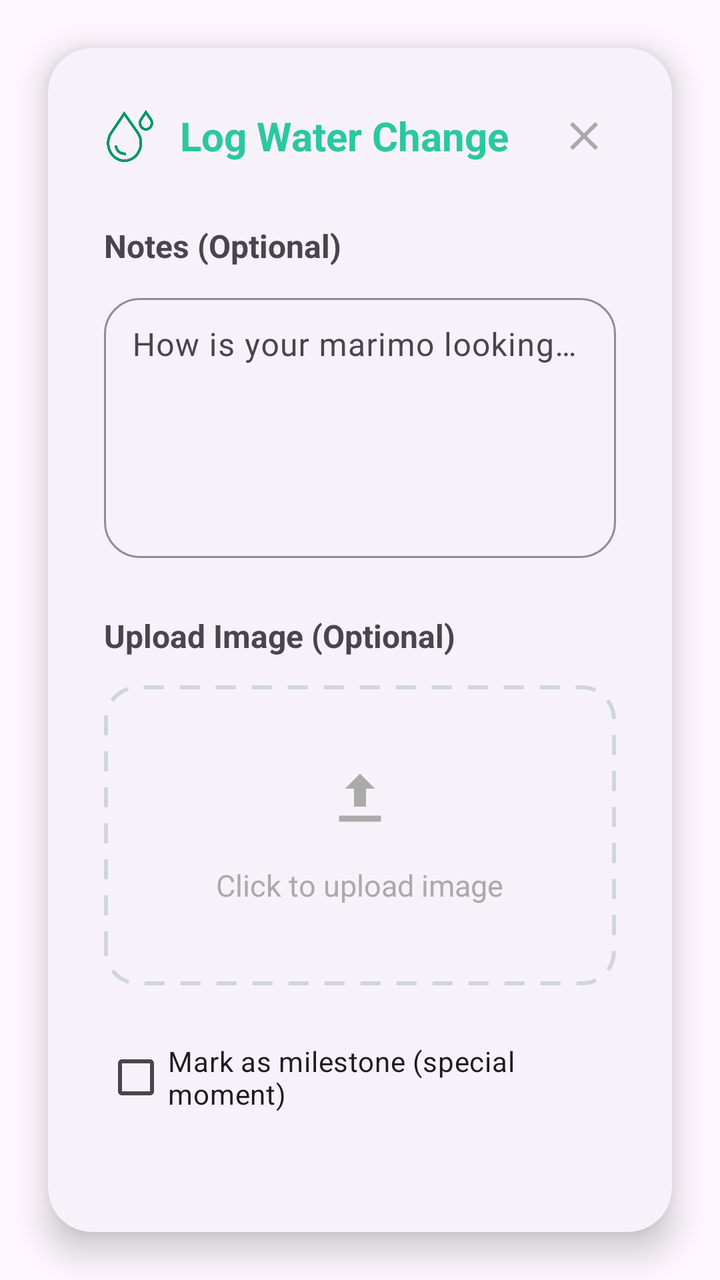
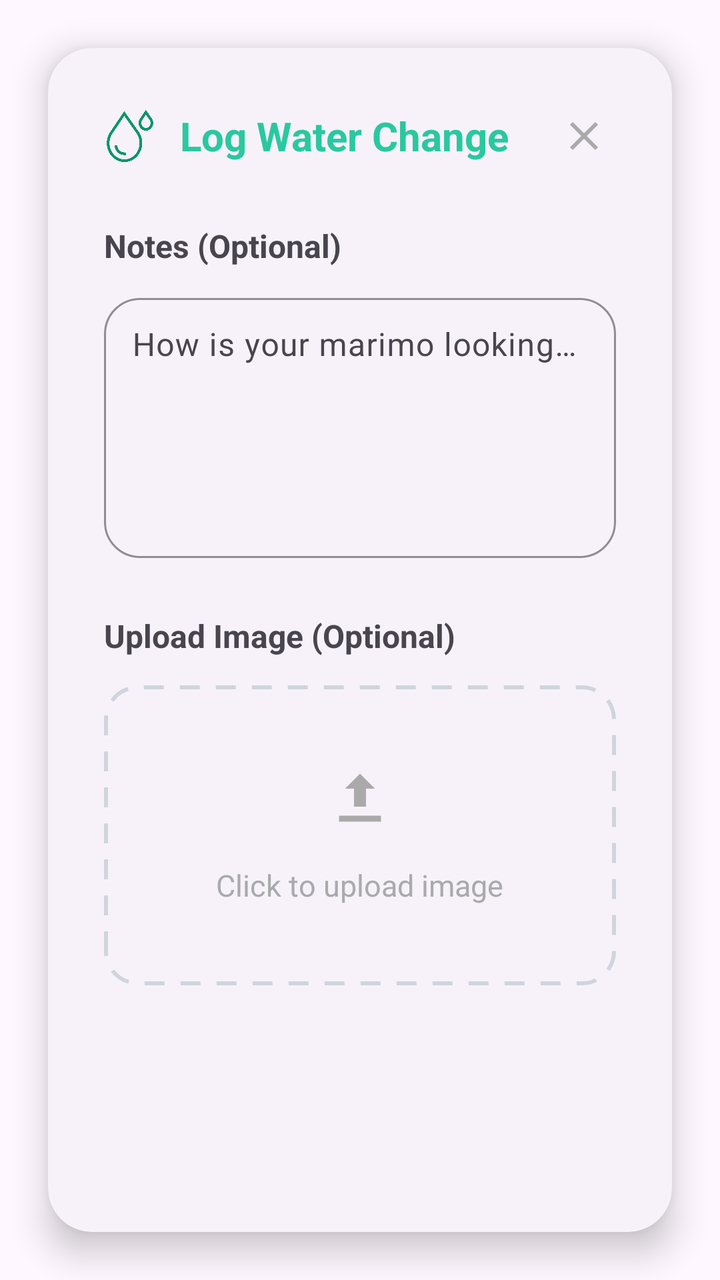

An Android layout rendered at two revisions. The XML below is the earlier revision; the diff shows what the commit changed to produce the second picture.
<!-- AndroidManifest.xml: application theme Theme.MarimoCare -->
<!-- res/layout/dialog_log_water_change.xml -->
<?xml version="1.0" encoding="utf-8"?>
<FrameLayout
    xmlns:android="http://schemas.android.com/apk/res/android"
    xmlns:app="http://schemas.android.com/apk/res-auto"
    android:layout_width="match_parent"
    android:layout_height="wrap_content">

    <com.google.android.material.card.MaterialCardView
        android:layout_width="match_parent"
        android:layout_height="wrap_content"
        android:layout_margin="24dp"
        android:padding="28dp"
        app:cardCornerRadius="22dp"
        app:cardElevation="10dp">

        <LinearLayout
            android:layout_width="match_parent"
            android:layout_height="wrap_content"
            android:orientation="vertical"
            android:paddingStart="28dp"
            android:paddingEnd="28dp"
            android:paddingTop="28dp"
            android:paddingBottom="24dp">

            
            <LinearLayout
                android:layout_width="match_parent"
                android:layout_height="wrap_content"
                android:orientation="horizontal"
                android:gravity="center_vertical">

                <ImageView
                    android:layout_width="26dp"
                    android:layout_height="26dp"
                    android:contentDescription="@string/img"
                    android:src="@drawable/ic_water_drop_green"
                    />

                <TextView
                    android:layout_width="0dp"
                    android:layout_height="wrap_content"
                    android:layout_weight="1"
                    android:layout_marginStart="12dp"
                    android:text="@string/log_water_change"
                    android:textSize="20sp"
                    android:textStyle="bold"
                    android:textColor="?attr/colorPrimary"/>

                <ImageButton
                    android:id="@+id/btnClose"
                    android:layout_width="32dp"
                    android:layout_height="32dp"
                    android:background="?attr/selectableItemBackgroundBorderless"
                    android:src="@drawable/ic_close_24"
                    android:contentDescription="@string/img"
                    app:tint="@android:color/darker_gray"/>
            </LinearLayout>

            
            <Space
                android:layout_width="match_parent"
                android:layout_height="28dp"/>

            
            <TextView
                android:text="@string/log_notes_optional"
                android:textSize="16sp"
                android:textStyle="bold"
                android:layout_width="wrap_content"
                android:layout_height="wrap_content"/>

            <Space android:layout_width="match_parent"
                android:layout_height="10dp"/>

            <com.google.android.material.textfield.TextInputLayout
                android:layout_width="match_parent"
                android:layout_height="wrap_content"
                app:boxBackgroundMode="outline"
                app:boxCornerRadiusTopStart="18dp"
                app:boxCornerRadiusTopEnd="18dp"
                app:boxCornerRadiusBottomStart="18dp"
                app:boxCornerRadiusBottomEnd="18dp">

                <com.google.android.material.textfield.TextInputEditText
                    android:id="@+id/etNotes"
                    android:layout_width="match_parent"
                    android:layout_height="130dp"
                    android:gravity="top"
                    android:padding="14dp"
                    android:hint="@string/how_is_your_marimo_looking_any_observations"
                    android:inputType="textMultiLine"/>
            </com.google.android.material.textfield.TextInputLayout>

            <Space android:layout_width="match_parent" android:layout_height="28dp"/>

            
            <TextView
                android:text="@string/upload_image_optional"
                android:textSize="16sp"
                android:textStyle="bold"
                android:layout_width="wrap_content"
                android:layout_height="wrap_content"/>

            <Space android:layout_width="match_parent" android:layout_height="14dp"/>

            <LinearLayout
                android:id="@+id/uploadContainer"
                android:layout_width="match_parent"
                android:layout_height="150dp"
                android:background="@drawable/bg_upload_dashed"
                android:gravity="center"
                android:orientation="vertical"
                android:padding="16dp">

                <ImageView
                    android:layout_width="36dp"
                    android:layout_height="36dp"
                    android:src="@drawable/ic_upload"
                    android:contentDescription="@string/img"
                    app:tint="@android:color/darker_gray"/>

                <TextView
                    android:layout_marginTop="14dp"
                    android:text="@string/click_to_upload_image"
                    android:textColor="@android:color/darker_gray"
                    android:textSize="15sp"
                    android:layout_width="wrap_content"
                    android:layout_height="wrap_content"/>
            </LinearLayout>

            <Space android:layout_width="match_parent"
                android:layout_height="22dp"/>

            
            <CheckBox
                android:id="@+id/checkboxMilestone"
                android:text="@string/mark_as_milestone_special_moment"
                android:layout_width="wrap_content"
                android:layout_height="wrap_content"/>

            <Space android:layout_width="match_parent"
                android:layout_height="30dp"/>

            
            <LinearLayout
                android:layout_width="match_parent"
                android:layout_height="wrap_content"
                android:orientation="horizontal">

                <Button
                    android:id="@+id/btnCancel"
                    style="?android:attr/buttonBarButtonStyle"
                    android:layout_width="0dp"
                    android:layout_height="56dp"
                    android:layout_weight="1"
                    android:text="@string/cancel"
                    android:textAllCaps="false"
                    android:textColor="@color/marimo_dark"
                    app:backgroundTint="@null"
                    android:background="@drawable/bg_btn_grey"
                    android:layout_marginEnd="8dp" />

                <Space android:layout_width="18dp"
                    android:layout_height="wrap_content"/>

                <Button
                    android:id="@+id/btnSave"
                    style="?android:attr/buttonBarButtonStyle"
                    android:layout_width="0dp"
                    android:layout_height="56dp"
                    android:layout_weight="1"
                    android:text="@string/save_log"
                    android:textAllCaps="false"
                    android:textColor="@android:color/white"
                    app:backgroundTint="@null"
                    android:background="@drawable/bg_notes_green_card"
                    />
            </LinearLayout>

        </LinearLayout>

    </com.google.android.material.card.MaterialCardView>

</FrameLayout>
<!-- resources referenced by this layout -->
<resources>
  <color name="marimo_dark">#000000</color>
  <!-- drawable bg_btn_grey (drawable) -->
  <shape xmlns:android="http://schemas.android.com/apk/res/android" android:shape="rectangle">
      <solid android:color="#FFFFFF"/>
      <stroke android:width="2dp" android:color="@color/marimo_text_secondary"/>
      <corners android:radius="8dp"/>
      <size android:height="48dp"/>
  </shape>
  <!-- drawable bg_notes_green_card (drawable) -->
  <shape xmlns:android="http://schemas.android.com/apk/res/android"
      android:shape="rectangle">
      <solid android:color="@color/marimo_item_green"/>
      <stroke android:width="1dp"
          android:color="@color/note_gray"/>
      <corners android:radius="16dp"/>
  </shape>
  <!-- drawable bg_upload_dashed (drawable) -->
  <?xml version="1.0" encoding="utf-8"?>
  <shape xmlns:android="http://schemas.android.com/apk/res/android">
      <solid android:color="@android:color/transparent"/>
      <corners android:radius="16dp"/>
      <stroke
          android:width="2dp"
          android:color="#D0D5DD"
          android:dashWidth="10dp"
          android:dashGap="8dp"/>
  </shape>
  <string name="cancel">Cancel</string>
  <string name="click_to_upload_image">Click to upload image</string>
  <string name="how_is_your_marimo_looking_any_observations">How is your marimo looking?\nAny observations?</string>
  <string name="img">Img</string>
  <string name="log_notes_optional">Notes (Optional)</string>
  <string name="log_water_change">Log Water Change</string>
  <string name="mark_as_milestone_special_moment">Mark as milestone (special moment)</string>
  <string name="save_log">Save Log</string>
  <string name="upload_image_optional">Upload Image (Optional)</string>
  <color name="marimo_text_secondary">#555555</color>
  <color name="marimo_item_green">#0a976a</color>
  <color name="note_gray">#B0B0B0</color>
  <color name="marimo_primary">#2ac8a0</color>
  <color name="marimo_surface">#FFFFFF</color>
  <color name="marimo_red">#D9534F</color>
  <color name="marimo_text_primary">#0B6E4F</color>
  <style name="Shape.Marimo.Small" parent="ShapeAppearance.Material3.Corner.Small">
          <item name="cornerFamily">rounded</item>
          <item name="cornerSize">8dp</item>
      </style>
  <style name="Shape.Marimo.Medium" parent="ShapeAppearance.Material3.Corner.Medium">
          <item name="cornerFamily">rounded</item>
          <item name="cornerSize">12dp</item>
      </style>
  <style name="Shape.Marimo.Large" parent="ShapeAppearance.Material3.Corner.Large">
          <item name="cornerFamily">rounded</item>
          <item name="cornerSize">16dp</item>
      </style>
  <style name="Widget.Marimo.Button" parent="Widget.Material3.Button">
          <item name="cornerRadius">16dp</item>
          <item name="android:textAllCaps">false</item>
      </style>
  <style name="Widget.Marimo.Card" parent="Widget.Material3.CardView.Elevated">
          <item name="cardCornerRadius">16dp</item>
          <item name="cardElevation">6dp</item>
          <item name="android:background">@color/marimo_surface</item>
      </style>
  <style name="Widget.Marimo.TextField" parent="Widget.Material3.TextInputLayout.OutlinedBox">
          <item name="boxStrokeColor">@color/marimo_primary</item>
          <item name="hintTextColor">@color/marimo_text_hint</item>
          <item name="android:textColor">@color/marimo_text_primary</item>
      </style>
  <style name="Text.Marimo.Body" parent="@style/TextAppearance.Material3.BodyMedium">
          <item name="android:textColor">@color/marimo_text_secondary</item>
      </style>
  <style name="Text.Marimo.Title" parent="@style/TextAppearance.Material3.TitleLarge">
          <item name="android:textColor">@color/marimo_text_primary</item>
          <item name="android:textStyle">bold</item>
      </style>
  <style name="CardCounterStyle">
          <item name="cardBackgroundColor">@android:color/white</item>
      </style>
  <color name="marimo_text_hint">#888888</color>
  <!-- unchanged entries left out for length: 4 -->
</resources>

<!-- the commit's change to res/layout/dialog_log_water_change.xml (unified diff, before → after) -->
@@ -128,6 +128,14 @@
                     android:layout_height="wrap_content"/>
             </LinearLayout>
 
+            <ImageView
+                android:contentDescription="@string/img"
+                android:id="@+id/imagePreview"
+                android:layout_width="match_parent"
+                android:layout_height="150dp"
+                android:scaleType="centerCrop"
+                android:visibility="visible"/>
+
             <Space android:layout_width="match_parent"
                 android:layout_height="22dp"/>
 
